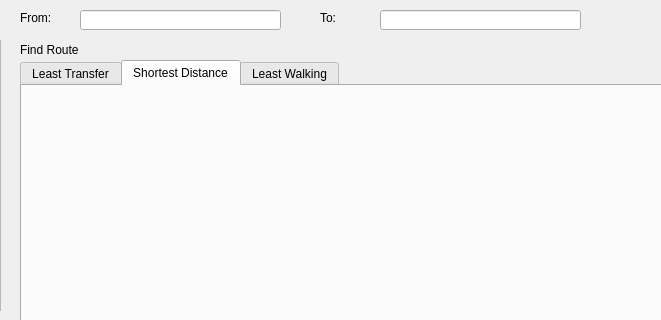
Before: the Qt Designer form MainGUI.ui in woshityj/CSC1108_Route_Finder_Project, drawn with Qt 5; both pictures show x 210 to 871 and y 0 to 320 of the 1280 by 754 pixel window.
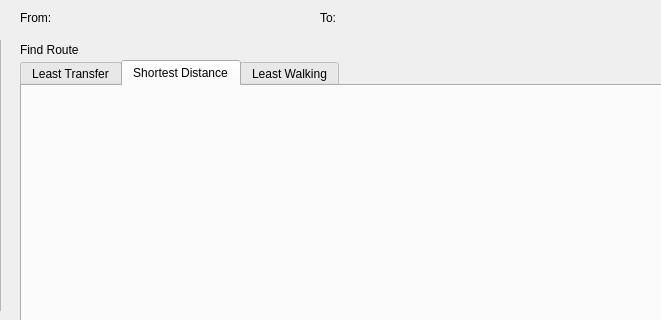
After: the same form once the commit is applied. The open tabs and pages were chosen to show the change.

Commit message: improved autocomplete, still rough around the edges

Patch:
```diff
--- a/MainGUI.ui
+++ b/MainGUI.ui
@@ -42,16 +42,6 @@
     <string>Search</string>
    </property>
   </widget>
-  <widget class="QLineEdit" name="fromTextField">
-   <property name="geometry">
-    <rect>
-     <x>290</x>
-     <y>10</y>
-     <width>201</width>
-     <height>20</height>
-    </rect>
-   </property>
-  </widget>
   <widget class="QPushButton" name="getRouteButton">
    <property name="geometry">
     <rect>
@@ -91,16 +81,6 @@
     <string>To:</string>
    </property>
   </widget>
-  <widget class="QLineEdit" name="toTextField">
-   <property name="geometry">
-    <rect>
-     <x>590</x>
-     <y>10</y>
-     <width>201</width>
-     <height>20</height>
-    </rect>
-   </property>
-  </widget>
   <widget class="QLabel" name="label_3">
    <property name="geometry">
     <rect>
@@ -188,6 +168,28 @@
     </widget>
    </widget>
   </widget>
+  <widget class="QWidget" name="verticalLayoutWidget">
+   <property name="geometry">
+    <rect>
+     <x>290</x>
+     <y>10</y>
+     <width>191</width>
+     <height>21</height>
+    </rect>
+   </property>
+   <layout class="QVBoxLayout" name="fromLayout"/>
+  </widget>
+  <widget class="QWidget" name="verticalLayoutWidget_2">
+   <property name="geometry">
+    <rect>
+     <x>580</x>
+     <y>10</y>
+     <width>191</width>
+     <height>21</height>
+    </rect>
+   </property>
+   <layout class="QVBoxLayout" name="toLayout"/>
+  </widget>
  </widget>
  <resources/>
  <connections/>
```
Left out of the diff: 2 changed lines with no effect on the pictures. The commit also changes 1 other file.
